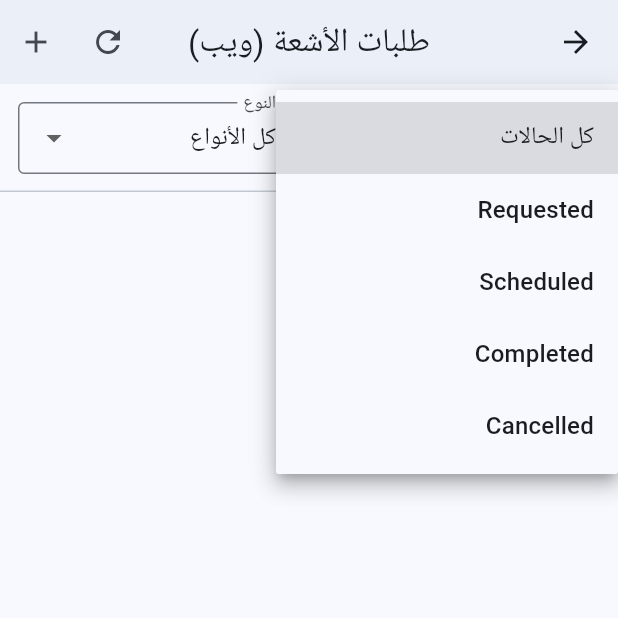
After one commit to jdydy5388-eng/shs_app, a Flutter app: the RadiologyWebScreen screen opened directly, after a tap on the "add" icon, after a tap on "كل الحالات", on a phone screen of 412 x 824 dp, the top half of it. The commit adds this screen. Run offline on Flutter 3.47's test engine with Material 3 defaults, Android fonts, the phone set to English and light mode, and no system bars; our stand-ins replace file_picker, flutter_local_notifications, image_picker, local_auth, shared_preferences and 2 more; missing offline and left inert: dart:ffi, flutter_secure_storage_platform_interface, local_auth_platform_interface, win32; accounts and stored records are empty; network calls fail; statements that could not run were skipped.

Commit message:
أضفت شاشة ويب للأشعة متوافقة بالكامل مع المتصفح وربطتها تلقائيًا عند التشغيل على الويب

```diff
--- a/lib/screens/doctor/doctor_home_screen.dart
+++ b/lib/screens/doctor/doctor_home_screen.dart
@@ -1,11 +1,13 @@
 import 'package:flutter/material.dart';
 import '../../utils/auth_helper.dart';
+import 'package:flutter/foundation.dart' show kIsWeb;
 import 'create_prescription_screen.dart';
 import 'patients_screen.dart';
 import 'appointments_tasks_screen.dart';
 import 'lab_requests_screen.dart';
 import 'settings_reports_screen.dart';
 import 'radiology_screen.dart';
+import 'radiology_web_screen.dart';
 import '../common/attendance_screen.dart';
 
 class DoctorFeature {
@@ -144,7 +146,7 @@ class DoctorDashboard extends StatelessWidget {
         'تحديث الحالة والجدولة',
         'إضافة تقرير ومرفقات الصور/الروابط'
       ],
-      builder: (_) => const RadiologyScreen(),
+      builder: (_) => kIsWeb ? const RadiologyWebScreen() : const RadiologyScreen(),
     ),
     DoctorFeature(
       title: 'الإعدادات والتقارير',
--- /dev/null
+++ b/lib/screens/doctor/radiology_web_screen.dart
@@ -0,0 +1,437 @@
+import 'package:flutter/material.dart';
+import 'package:intl/intl.dart';
+import 'package:provider/provider.dart';
+import '../../services/data_service.dart';
+import '../../models/radiology_model.dart';
+import '../../providers/auth_provider_local.dart';
+import 'package:file_picker/file_picker.dart';
+import '../../utils/ui_snackbar.dart';
+
+class RadiologyWebScreen extends StatefulWidget {
+  const RadiologyWebScreen({super.key});
+
+  @override
+  State<RadiologyWebScreen> createState() => _RadiologyWebScreenState();
+}
+
+class _RadiologyWebScreenState extends State<RadiologyWebScreen> {
+  final DataService _dataService = DataService();
+  bool _loading = false;
+  List<RadiologyRequestModel> _requests = [];
+  final Map<String, List<RadiologyReportModel>> _reports = {};
+  String? _filterStatus;
+  String? _filterModality;
+
+  @override
+  void initState() {
+    super.initState();
+    _load();
+  }
+
+  Future<void> _load() async {
+    setState(() => _loading = true);
+    try {
+      final auth = Provider.of<AuthProviderLocal>(context, listen: false);
+      final doctor = auth.currentUser;
+      final list = await _dataService.getRadiologyRequests(
+        doctorId: doctor?.id,
+        status: _filterStatus,
+        modality: _filterModality,
+      ) as List;
+      final reqs = list.cast<RadiologyRequestModel>();
+      final repMap = <String, List<RadiologyReportModel>>{};
+      for (final r in reqs) {
+        final reps = await _dataService.getRadiologyReports(requestId: r.id) as List;
+        repMap[r.id] = reps.cast<RadiologyReportModel>();
+      }
+      setState(() {
+        _requests = reqs;
+        _reports
+          ..clear()
+          ..addAll(repMap);
+      });
+    } catch (e) {
+      if (mounted) showFriendlyAuthError(context, e);
+    } finally {
+      if (mounted) setState(() => _loading = false);
+    }
+  }
+
+  @override
+  Widget build(BuildContext context) {
+    final fmt = DateFormat('yyyy-MM-dd HH:mm');
+    return Scaffold(
+      appBar: AppBar(
+        title: const Text('طلبات الأشعة (ويب)'),
+        actions: [
+          IconButton(icon: const Icon(Icons.refresh), onPressed: _load),
+          IconButton(icon: const Icon(Icons.add), onPressed: _openCreateDialog),
+        ],
+      ),
+      body: _loading
+          ? const Center(child: CircularProgressIndicator())
+          : Column(
+              children: [
+                _buildFilters(),
+                const Divider(height: 0),
+                Expanded(
+                  child: ListView.separated(
+                    itemCount: _requests.length,
+                    separatorBuilder: (_, __) => const Divider(height: 0),
+                    itemBuilder: (context, index) {
+                      final r = _requests[index];
+                      final reps = _reports[r.id] ?? const <RadiologyReportModel>[];
+                      return ExpansionTile(
+                        leading: const Icon(Icons.image_search),
+                        title: Text('${r.modality.toUpperCase()} • ${r.bodyPart ?? '-'}'),
+                        subtitle: Text('المريض: ${r.patientName} • ${fmt.format(r.requestedAt)}'),
+                        trailing: PopupMenuButton<String>(
+                          onSelected: (value) async {
+                            if (value == 'report') {
+                              await _openAddReport(r);
+                            } else if (value == 'schedule') {
+                              final now = DateTime.now().add(const Duration(hours: 4));
+                              await _dataService.updateRadiologyRequest(r.id, scheduledAt: now);
+                              await _dataService.updateRadiologyStatus(r.id, RadiologyStatus.scheduled.toString().split('.').last);
+                              await _load();
+                            } else if (value == 'cancel') {
+                              await _dataService.updateRadiologyStatus(r.id, RadiologyStatus.cancelled.toString().split('.').last);
+                              await _load();
+                            } else if (value == 'refresh') {
+                              await _load();
+                            }
+                          },
+                          itemBuilder: (_) => const [
+                            PopupMenuItem(value: 'report', child: Text('إضافة تقرير')),
+                            PopupMenuItem(value: 'schedule', child: Text('جدولة')),
+                            PopupMenuItem(value: 'cancel', child: Text('إلغاء')),
+                            PopupMenuItem(value: 'refresh', child: Text('تحديث')),
+                          ],
+                        ),
+                        children: [
+                          if (reps.isEmpty)
+                            const ListTile(
+                              leading: Icon(Icons.info_outline),
+                              title: Text('لا توجد تقارير بعد'),
+                            )
+                          else
+                            Padding(
+                              padding: const EdgeInsets.symmetric(horizontal: 12, vertical: 8),
+                              child: Column(
+                                crossAxisAlignment: CrossAxisAlignment.stretch,
+                                children: reps.map((rep) {
+                                  return Column(
+                                    crossAxisAlignment: CrossAxisAlignment.stretch,
+                                    children: [
+                                      ListTile(
+                                        leading: const Icon(Icons.description),
+                                        title: Text(rep.impression ?? 'Report'),
+                                        subtitle: Text(rep.findings ?? ''),
+                                      ),
+                                      if (rep.attachments != null && rep.attachments!.isNotEmpty)
+                                        Wrap(
+                                          spacing: 8,
+                                          runSpacing: 8,
+                                          children: rep.attachments!.map((u) {
+                                            return InkWell(
+                                              onTap: () => _openImagePreview(u),
+                                              child: Container(
+                                                width: 90,
+                                                height: 90,
+                                                color: Colors.black12,
+                                                child: _buildImage(u, fit: BoxFit.cover),
+                                              ),
+                                            );
+                                          }).toList(),
+                                        ),
+                                      const SizedBox(height: 8),
+                                      const Divider(height: 0),
+                                    ],
+                                  );
+                                }).toList(),
+                              ),
+                            ),
+                        ],
+                      );
+                    },
+                  ),
+                ),
+              ],
+            ),
+    );
+  }
+
+  Widget _buildFilters() {
+    final statusItems = <DropdownMenuItem<String?>>[
+      const DropdownMenuItem(value: null, child: Text('كل الحالات')),
+      const DropdownMenuItem(value: 'requested', child: Text('Requested')),
+      const DropdownMenuItem(value: 'scheduled', child: Text('Scheduled')),
+      const DropdownMenuItem(value: 'completed', child: Text('Completed')),
+      const DropdownMenuItem(value: 'cancelled', child: Text('Cancelled')),
+    ];
+    final modalityItems = <DropdownMenuItem<String?>>[
+      const DropdownMenuItem(value: null, child: Text('كل الأنواع')),
+      const DropdownMenuItem(value: 'xray', child: Text('X-Ray')),
+      const DropdownMenuItem(value: 'ct', child: Text('CT')),
+      const DropdownMenuItem(value: 'mri', child: Text('MRI')),
+      const DropdownMenuItem(value: 'us', child: Text('Ultrasound')),
+      const DropdownMenuItem(value: 'other', child: Text('Other')),
+    ];
+
+    return Padding(
+      padding: const EdgeInsets.all(12.0),
+      child: Row(
+        children: [
+          Expanded(
+            child: DropdownButtonFormField<String?>(
+              value: _filterStatus,
+              items: statusItems,
+              onChanged: (v) async {
+                setState(() => _filterStatus = v);
+                await _load();
+              },
+              decoration: const InputDecoration(
+                labelText: 'الحالة',
+                border: OutlineInputBorder(),
+                isDense: true,
+              ),
+            ),
+          ),
+          const SizedBox(width: 12),
+          Expanded(
+            child: DropdownButtonFormField<String?>(
+              value: _filterModality,
+              items: modalityItems,
+              onChanged: (v) async {
+                setState(() => _filterModality = v);
+                await _load();
+              },
+              decoration: const InputDecoration(
+                labelText: 'النوع',
+                border: OutlineInputBorder(),
+                isDense: true,
+              ),
+            ),
+          ),
+        ],
+      ),
+    );
+  }
+
+  Future<void> _openCreateDialog() async {
+    final patientIdController = TextEditingController();
+    final patientNameController = TextEditingController();
+    final modality = ValueNotifier<String>('xray');
+    final bodyPartController = TextEditingController();
+    final notesController = TextEditingController();
+
+    final result = await showDialog<bool>(
+      context: context,
+      builder: (context) => AlertDialog(
+        title: const Text('طلب أشعة جديد'),
+        content: SingleChildScrollView(
+          child: Column(
+            mainAxisSize: MainAxisSize.min,
+            children: [
+              TextField(controller: patientIdController, decoration: const InputDecoration(labelText: 'معرّف المريض')),
+              TextField(controller: patientNameController, decoration: const InputDecoration(labelText: 'اسم المريض')),
+              const SizedBox(height: 8),
+              ValueListenableBuilder<String>(
+                valueListenable: modality,
+                builder: (_, value, __) => DropdownButtonFormField<String>(
+                  value: value,
+                  decoration: const InputDecoration(labelText: 'النوع'),
+                  onChanged: (v) => modality.value = v ?? 'xray',
+                  items: const [
+                    DropdownMenuItem(value: 'xray', child: Text('X-Ray')),
+                    DropdownMenuItem(value: 'ct', child: Text('CT')),
+                    DropdownMenuItem(value: 'mri', child: Text('MRI')),
+                    DropdownMenuItem(value: 'us', child: Text('Ultrasound')),
+                    DropdownMenuItem(value: 'other', child: Text('Other')),
+                  ],
+                ),
+              ),
+              TextField(controller: bodyPartController, decoration: const InputDecoration(labelText: 'الجزء/المنطقة')),
+              TextField(controller: notesController, decoration: const InputDecoration(labelText: 'ملاحظات'), maxLines: 3),
+            ],
+          ),
+        ),
+        actions: [
+          TextButton(onPressed: () => Navigator.pop(context, false), child: const Text('إلغاء')),
+          ElevatedButton(onPressed: () => Navigator.pop(context, true), child: const Text('حفظ')),
+        ],
+      ),
+    );
+
+    if (result == true && patientIdController.text.trim().isNotEmpty) {
+      try {
+        final auth = Provider.of<AuthProviderLocal>(context, listen: false);
+        final doctor = auth.currentUser;
+        final req = RadiologyRequestModel(
+          id: _dataService.generateId(),
+          doctorId: doctor?.id ?? '',
+          patientId: patientIdController.text.trim(),
+          patientName: patientNameController.text.trim().isEmpty ? 'مريض' : patientNameController.text.trim(),
+          modality: modality.value,
+          bodyPart: bodyPartController.text.trim().isEmpty ? null : bodyPartController.text.trim(),
+          status: RadiologyStatus.requested,
+          requestedAt: DateTime.now(),
+          notes: notesController.text.trim().isEmpty ? null : notesController.text.trim(),
+        );
+        await _dataService.createRadiologyRequest(req);
+        await _load();
+      } catch (e) { if (mounted) showFriendlyAuthError(context, e); }
+    }
+  }
+
+  Future<void> _openAddReport(RadiologyRequestModel request) async {
+    final findingsController = TextEditingController();
+    final impressionController = TextEditingController();
+    final List<String> uploadedUrls = [];
+
+    final result = await showDialog<bool>(
+      context: context,
+      builder: (context) => AlertDialog(
+        title: const Text('إضافة تقرير أشعة'),
+        content: SingleChildScrollView(
+          child: Column(
+            mainAxisSize: MainAxisSize.min,
+            children: [
+              TextField(controller: findingsController, decoration: const InputDecoration(labelText: 'Findings'), maxLines: 3),
+              TextField(controller: impressionController, decoration: const InputDecoration(labelText: 'Impression'), maxLines: 3),
+              const SizedBox(height: 8),
+              OutlinedButton.icon(
+                icon: const Icon(Icons.attach_file),
+                label: const Text('اختر ملف'),
+                onPressed: () async {
+                  try {
+                    final res = await FilePicker.platform.pickFiles(
+                      type: FileType.custom,
+                      allowedExtensions: ['pdf', 'png', 'jpg', 'jpeg'],
+                      withData: true,
+                    );
+                    if (res != null && res.files.isNotEmpty) {
+                      final f = res.files.first;
+                      if (f.bytes != null) {
+                        final url = await _dataService.uploadFile(
+                          filename: f.name,
+                          bytes: f.bytes!,
+                          contentType: _inferContentType(f.name),
+                        );
+                        uploadedUrls.add(url);
+                        if (mounted) {
+                          ScaffoldMessenger.of(context).showSnackBar(const SnackBar(content: Text('تم رفع الملف')));
+                        }
+                        setState(() {});
+                      }
+                    }
+                  } catch (e) { if (mounted) showFriendlyAuthError(context, e); }
+                },
+              ),
+              if (uploadedUrls.isNotEmpty)
+                Padding(
+                  padding: const EdgeInsets.only(top: 8),
+                  child: Wrap(
+                    spacing: 8,
+                    runSpacing: 8,
+                    children: uploadedUrls.map((u) {
+                      return InkWell(
+                        onTap: () => _openImagePreview(u),
+                        child: Container(
+                          width: 80,
+                          height: 80,
+                          color: Colors.black12,
+                          child: _buildImage(u, fit: BoxFit.cover),
+                        ),
+                      );
+                    }).toList(),
+                  ),
+                ),
+            ],
+          ),
+        ),
+        actions: [
+          TextButton(onPressed: () => Navigator.pop(context, false), child: const Text('إلغاء')),
+          ElevatedButton(onPressed: () => Navigator.pop(context, true), child: const Text('حفظ')),
+        ],
+      ),
+    );
+
+    if (result == true) {
+      try {
+        final report = RadiologyReportModel(
+          id: _dataService.generateId(),
+          requestId: request.id,
+          findings: findingsController.text.trim().isEmpty ? null : findingsController.text.trim(),
+          impression: impressionController.text.trim().isEmpty ? null : impressionController.text.trim(),
+          attachments: uploadedUrls.isEmpty ? null : uploadedUrls,
+          createdAt: DateTime.now(),
+        );
+        await _dataService.createRadiologyReport(report);
+        await _dataService.updateRadiologyStatus(request.id, RadiologyStatus.completed.toString().split('.').last);
+        await _load();
+      } catch (e) { if (mounted) showFriendlyAuthError(context, e); }
+    }
+  }
+
+  String _inferContentType(String name) {
+    final lower = name.toLowerCase();
+    if (lower.endsWith('.png')) return 'image/png';
+    if (lower.endsWith('.jpg') || lower.endsWith('.jpeg')) return 'image/jpeg';
+    if (lower.endsWith('.pdf')) return 'application/pdf';
+    return 'application/octet-stream';
+  }
+
+  Widget _buildImage(String url, {BoxFit fit = BoxFit.contain}) {
+    if (url.startsWith('/api/storage/files/')) {
+      return FutureBuilder<String>(
+        future: _dataService.getSignedFileUrl(url, expiresSeconds: 300),
+        builder: (context, snap) {
+          if (snap.connectionState != ConnectionState.done) {
+            return const Center(child: SizedBox(width: 24, height: 24, child: CircularProgressIndicator(strokeWidth: 2)));
+          }
+          if (!snap.hasData) return const Icon(Icons.broken_image);
+          return Image.network(snap.data!, fit: fit);
+        },
+      );
+    }
+    return Image.network(url, fit: fit);
+  }
+
+  Future<void> _openImagePreview(String url) async {
+    String finalUrl = url;
+    if (url.startsWith('/api/storage/files/')) {
+      finalUrl = await _dataService.getSignedFileUrl(url, expiresSeconds: 300);
+    }
+    if (!mounted) return;
+    Navigator.push(
+      context,
+      MaterialPageRoute(builder: (_) => _ImagePreviewWeb(url: finalUrl)),
+    );
+  }
+}
+
+class _ImagePreviewWeb extends StatelessWidget {
+  const _ImagePreviewWeb({required this.url});
+  final String url;
+
+  @override
+  Widget build(BuildContext context) {
+    return Scaffold(
+      backgroundColor: Colors.black,
+      appBar: AppBar(
+        backgroundColor: Colors.black,
+        iconTheme: const IconThemeData(color: Colors.white),
+        title: const Text('معاينة', style: TextStyle(color: Colors.white)),
+        elevation: 0,
+      ),
+      body: Center(
+        child: InteractiveViewer(
+          minScale: 0.5,
+          maxScale: 4.0,
+          child: Image.network(url, fit: BoxFit.contain),
+        ),
+      ),
+    );
+  }
+}
```
